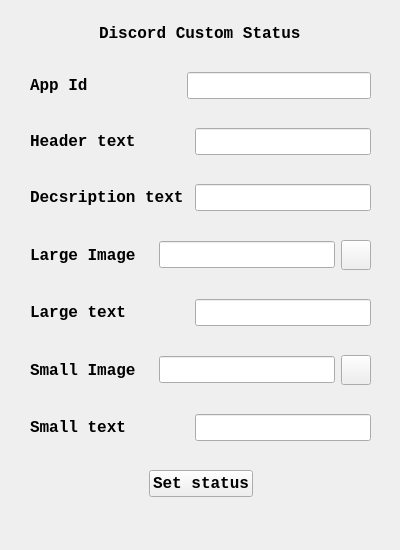
First picture: the form in ui_main.ui, repository T1murCoder/Discord-Status, before the edit.
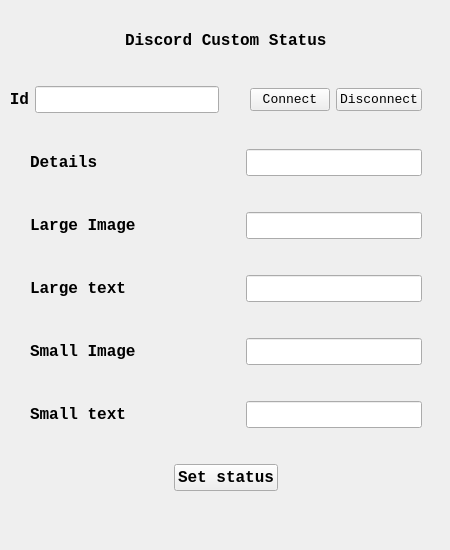
Second picture: the form after the edit. Icons and pictures are not drawn.

Commit message: added rpc module

The edit to the form file:
```diff
--- a/ui_main.ui
+++ b/ui_main.ui
@@ -12,19 +12,19 @@
    <rect>
     <x>0</x>
     <y>0</y>
-    <width>400</width>
+    <width>450</width>
     <height>550</height>
    </rect>
   </property>
   <property name="minimumSize">
    <size>
-    <width>400</width>
+    <width>450</width>
     <height>550</height>
    </size>
   </property>
   <property name="maximumSize">
    <size>
-    <width>400</width>
+    <width>450</width>
     <height>550</height>
    </size>
   </property>
@@ -60,7 +60,7 @@
      <rect>
       <x>0</x>
       <y>0</y>
-      <width>401</width>
+      <width>452</width>
       <height>521</height>
      </rect>
     </property>
@@ -88,14 +88,11 @@
       </widget>
      </item>
      <item>
-      <layout class="QHBoxLayout" name="horizontalLayout_10">
-       <property name="leftMargin">
-        <number>30</number>
-       </property>
+      <layout class="QHBoxLayout" name="horizontalLayout">
        <property name="rightMargin">
         <number>30</number>
        </property>
-       <item alignment="Qt::AlignLeft">
+       <item>
         <widget class="QLabel" name="label_7">
          <property name="sizePolicy">
           <sizepolicy hsizetype="Preferred" vsizetype="Preferred">
@@ -103,15 +100,24 @@
            <verstretch>0</verstretch>
           </sizepolicy>
          </property>
+         <property name="focusPolicy">
+          <enum>Qt::NoFocus</enum>
+         </property>
+         <property name="layoutDirection">
+          <enum>Qt::LeftToRight</enum>
+         </property>
          <property name="text">
-          <string>App Id</string>
+          <string>Id</string>
+         </property>
+         <property name="alignment">
+          <set>Qt::AlignRight|Qt::AlignTrailing|Qt::AlignVCenter</set>
          </property>
         </widget>
        </item>
        <item>
         <widget class="QLineEdit" name="lnedit_app_id">
          <property name="sizePolicy">
-          <sizepolicy hsizetype="MinimumExpanding" vsizetype="Fixed">
+          <sizepolicy hsizetype="Expanding" vsizetype="Fixed">
            <horstretch>0</horstretch>
            <verstretch>0</verstretch>
           </sizepolicy>
@@ -130,6 +136,58 @@
          </property>
         </widget>
        </item>
+       <item>
+        <spacer name="horizontalSpacer_3">
+         <property name="orientation">
+          <enum>Qt::Horizontal</enum>
+         </property>
+         <property name="sizeType">
+          <enum>QSizePolicy::Fixed</enum>
+         </property>
+         <property name="sizeHint" stdset="0">
+          <size>
+           <width>25</width>
+           <height>20</height>
+          </size>
+         </property>
+        </spacer>
+       </item>
+       <item>
+        <widget class="QPushButton" name="pushButton_2">
+         <property name="font">
+          <font>
+           <family>Consolas</family>
+           <pointsize>10</pointsize>
+           <weight>50</weight>
+           <bold>false</bold>
+          </font>
+         </property>
+         <property name="text">
+          <string>Connect</string>
+         </property>
+        </widget>
+       </item>
+       <item>
+        <widget class="QPushButton" name="pushButton">
+         <property name="sizePolicy">
+          <sizepolicy hsizetype="Minimum" vsizetype="Fixed">
+           <horstretch>0</horstretch>
+           <verstretch>0</verstretch>
+          </sizepolicy>
+         </property>
+         <property name="font">
+          <font>
+           <family>Consolas</family>
+           <pointsize>10</pointsize>
+           <weight>50</weight>
+           <bold>false</bold>
+          </font>
+         </property>
+         <property name="text">
+          <string>Disconnect</string>
+         </property>
+        </widget>
+       </item>
       </layout>
      </item>
      <item>
@@ -143,7 +201,7 @@
        <item>
         <widget class="QLabel" name="label_6">
          <property name="text">
-          <string>Header text</string>
+          <string>Details</string>
          </property>
         </widget>
        </item>
@@ -153,27 +211,7 @@
       </layout>
      </item>
      <item>
-      <layout class="QHBoxLayout" name="horizontalLayout_8">
-       <property name="leftMargin">
-        <number>30</number>
-       </property>
-       <property name="rightMargin">
-        <number>30</number>
-       </property>
-       <item>
-        <widget class="QLabel" name="label_5">
-         <property name="text">
-          <string>Decsription text</string>
-         </property>
-        </widget>
-       </item>
-       <item alignment="Qt::AlignRight">
-        <widget class="QLineEdit" name="lnedit_description"/>
-       </item>
-      </layout>
-     </item>
-     <item>
-      <layout class="QHBoxLayout" name="horizontalLayout_7" stretch="0,0,0">
+      <layout class="QHBoxLayout" name="horizontalLayout_7" stretch="0,0">
        <property name="leftMargin">
         <number>30</number>
        </property>
@@ -190,29 +228,6 @@
        <item alignment="Qt::AlignRight">
         <widget class="QLineEdit" name="lnedit_large_image"/>
        </item>
-       <item>
-        <widget class="QPushButton" name="btn_open_large_image">
-         <property name="sizePolicy">
-          <sizepolicy hsizetype="Fixed" vsizetype="Fixed">
-           <horstretch>0</horstretch>
-           <verstretch>0</verstretch>
-          </sizepolicy>
-         </property>
-         <property name="maximumSize">
-          <size>
-           <width>30</width>
-           <height>30</height>
-          </size>
-         </property>
-         <property name="text">
-          <string/>
-         </property>
-         <property name="icon">
-          <iconset>
-           <normaloff>res/icons/folder.png</normaloff>res/icons/folder.png</iconset>
-         </property>
-        </widget>
-       </item>
       </layout>
      </item>
      <item>
@@ -253,23 +268,6 @@
        <item alignment="Qt::AlignRight">
         <widget class="QLineEdit" name="lnedit_small_image"/>
        </item>
-       <item>
-        <widget class="QPushButton" name="btn_open_small_image">
-         <property name="maximumSize">
-          <size>
-           <width>30</width>
-           <height>30</height>
-          </size>
-         </property>
-         <property name="text">
-          <string/>
-         </property>
-         <property name="icon">
-          <iconset>
-           <normaloff>res/icons/folder.png</normaloff>res/icons/folder.png</iconset>
-         </property>
-        </widget>
-       </item>
       </layout>
      </item>
      <item>
@@ -342,7 +340,7 @@
      <rect>
       <x>0</x>
       <y>520</y>
-      <width>400</width>
+      <width>451</width>
       <height>21</height>
      </rect>
     </property>
```
The commit also changes 1 other file.
